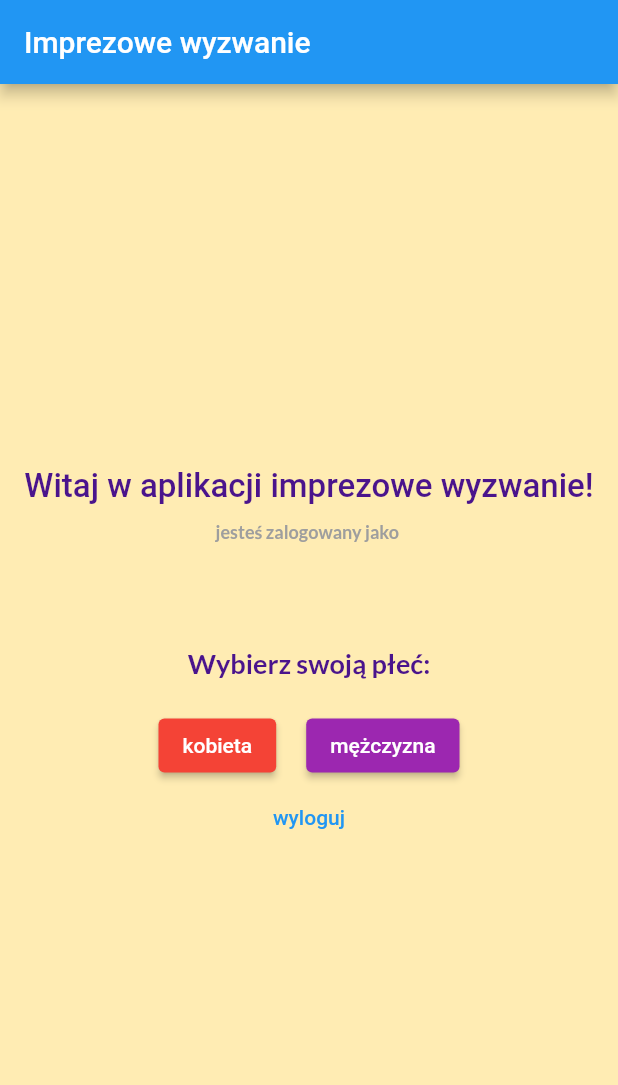
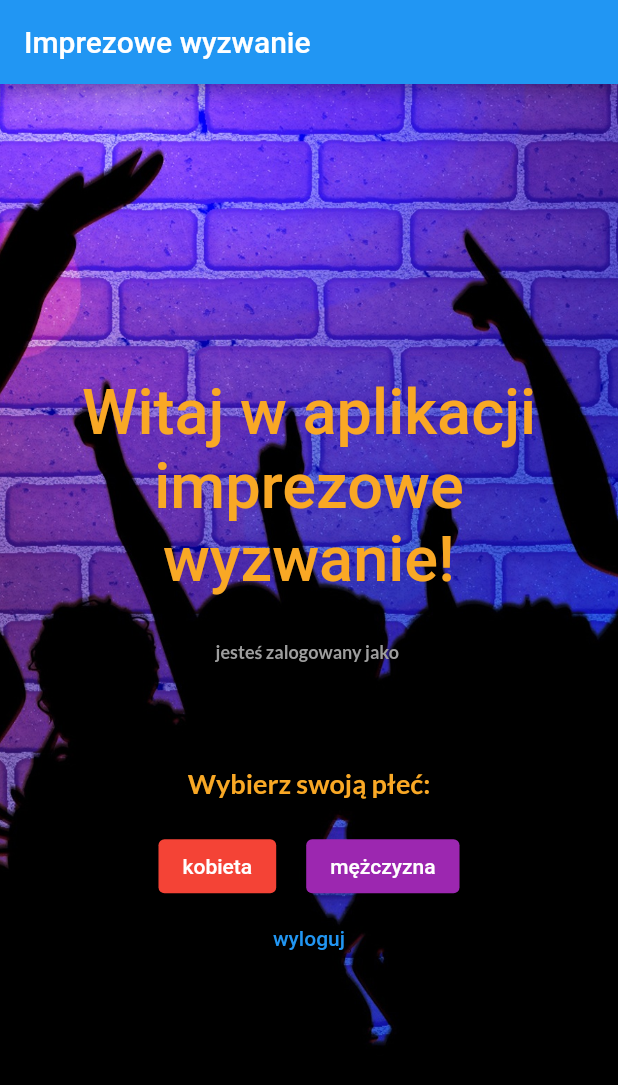
Before and after one commit to damiangawronski/imprezowe_wyzwanie, a Flutter app: the screen it shows once a user with an empty profile is signed in, on a phone screen of 412 x 824 dp. Shown: the top 1085 px of the screen. Run offline on Flutter 3.47's test engine with Material 2 defaults, Android fonts, the phone set to English and light mode, and no system bars; our stand-ins replace cloud_firestore, firebase_auth, firebase_core, google_fonts; accounts and stored records are empty; Roboto replaces fonts that are missing (Creepster).

Commit message:
Add new pages and backgroundimage

```diff
--- a/lib/app/mainpage/mainpage.dart
+++ b/lib/app/mainpage/mainpage.dart
@@ -15,8 +15,16 @@ class MainPage extends StatelessWidget {
 
   @override
   Widget build(BuildContext context) {
-    return Scaffold(
-      backgroundColor: Colors.amber[100],
+    return Container(
+      decoration: const BoxDecoration(
+        color: Colors.white,
+        image: DecorationImage(
+          image: AssetImage("images/party.jpg"),
+          fit: BoxFit.cover,
+        ),
+      ),
+      child: Scaffold(
+        backgroundColor: Colors.transparent,
         appBar: AppBar(
           title: const Text('Imprezowe wyzwanie'),
           backgroundColor: Colors.blue,
@@ -25,12 +33,16 @@ class MainPage extends StatelessWidget {
           child: Column(
             mainAxisAlignment: MainAxisAlignment.center,
             children: [
-            Text(
+              Container(
+                margin: EdgeInsets.all(20),
+                child: Text(
                   'Witaj w aplikacji imprezowe wyzwanie!',
+                  textAlign: TextAlign.center,
                   style: GoogleFonts.creepster(
-                color: Colors.purple[900],
+                    color: Colors.yellow[800],
                     fontWeight: FontWeight.w500,
-                fontSize: 22.0,
+                    fontSize: 42.0,
+                  ),
                 ),
               ),
               const SizedBox(
@@ -50,7 +62,7 @@ class MainPage extends StatelessWidget {
               Text(
                 'Wybierz swoją płeć:',
                 style: GoogleFonts.lato(
-                color: Colors.purple[900],
+                  color: Colors.yellow[800],
                   fontWeight: FontWeight.w700,
                   fontSize: 18.0,
                 ),
@@ -69,7 +81,8 @@ class MainPage extends StatelessWidget {
                         ),
                       );
                     },
-                  style: ElevatedButton.styleFrom(backgroundColor: Colors.red),
+                    style:
+                        ElevatedButton.styleFrom(backgroundColor: Colors.red),
                     child: const Text('kobieta'),
                   ),
                   const SizedBox(width: 20),
@@ -81,8 +94,8 @@ class MainPage extends StatelessWidget {
                         ),
                       );
                     },
-                  style:
-                      ElevatedButton.styleFrom(backgroundColor: Colors.purple),
+                    style: ElevatedButton.styleFrom(
+                        backgroundColor: Colors.purple),
                     child: const Text('mężczyzna'),
                   ),
                 ],
@@ -99,6 +112,7 @@ class MainPage extends StatelessWidget {
             ],
           ),
         ),
+      ),
     );
   }
 }
--- a/pubspec.yaml
+++ b/pubspec.yaml
@@ -65,9 +65,8 @@ flutter:
   uses-material-design: true
 
   # To add assets to your application, add an assets section, like this:
-  # assets:
-  #   - images/a_dot_burr.jpeg
-  #   - images/a_dot_ham.jpeg
+  assets:
+    - images/
 
   # An image asset can refer to one or more resolution-specific "variants", see
   # https://flutter.dev/assets-and-images/#resolution-aware
```
Also changed, not shown: lib/app/kobieta/kobieta.dart (+11 -3 lines), lib/app/kobieta/wyzwanie_kobieta.dart (added, +71 -0 lines), lib/app/mezczyzna/mezczyzna.dart (+6 -1 lines), lib/app/mezczyzna/wyzwanie_mezczyzna.dart (added, +71 -0 lines), images/glass_blue.jpg (added), images/party.jpg (added). Lines whose indentation alone changed are shown as unchanged.
